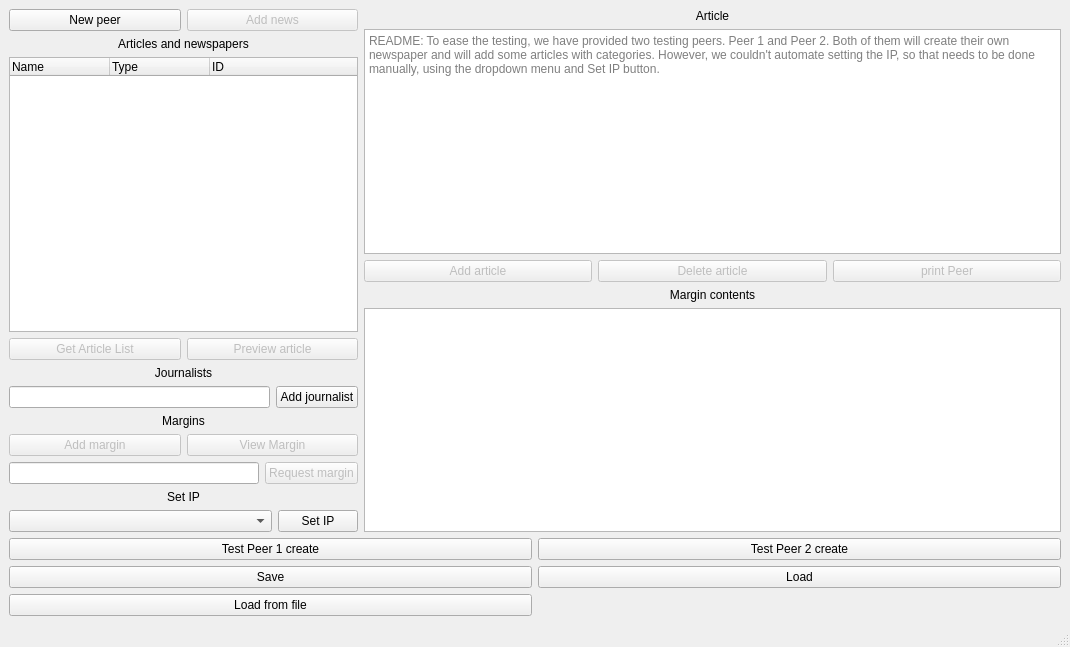
Qt form mainwindow.ui (medvecm98/bp_program) before a commit.
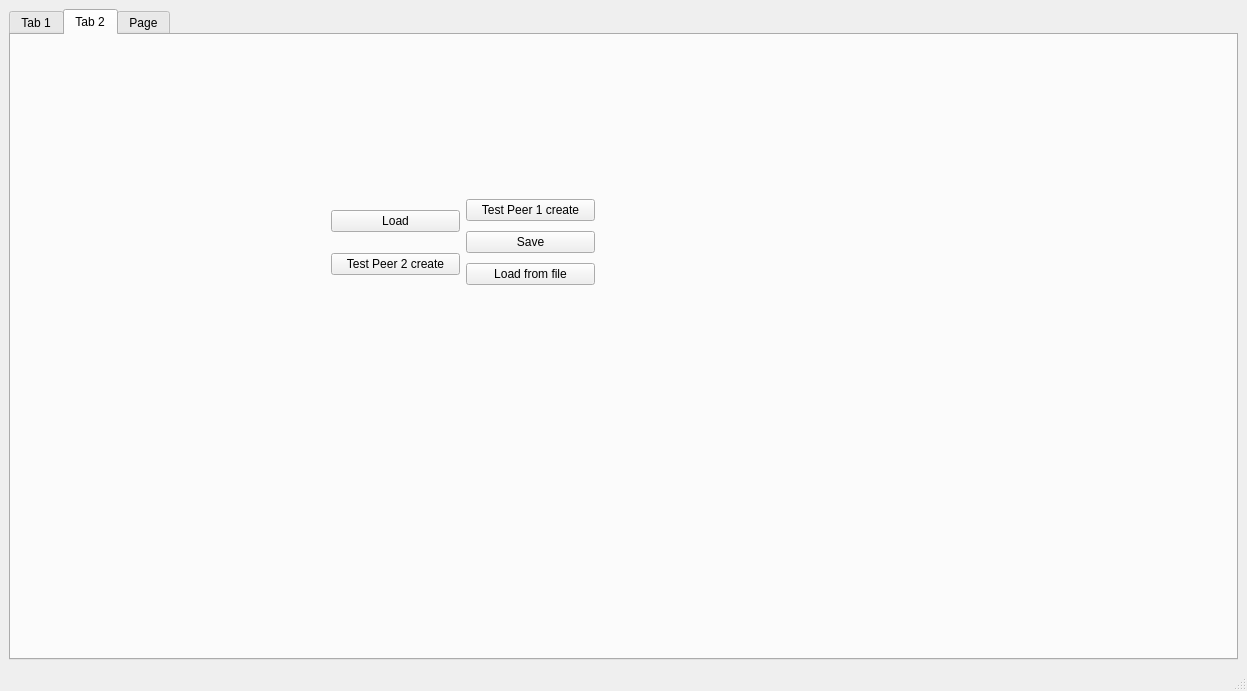
The same form after that commit. The open tabs and pages were chosen to show the change.

```diff
--- a/mainwindow.ui
+++ b/mainwindow.ui
@@ -6,8 +6,8 @@
    <rect>
     <x>0</x>
     <y>0</y>
-    <width>1070</width>
-    <height>647</height>
+    <width>1247</width>
+    <height>691</height>
    </rect>
   </property>
   <property name="windowTitle">
@@ -15,8 +15,21 @@
   </property>
   <widget class="QWidget" name="centralwidget">
    <layout class="QGridLayout" name="gridLayout">
-    <item row="0" column="0" colspan="2">
-     <layout class="QHBoxLayout" name="horizontalLayout_5" stretch="1,2">
+    <item row="0" column="1">
+     <widget class="QTabWidget" name="tabWidget">
+      <property name="currentIndex">
+       <number>0</number>
+      </property>
+      <widget class="QWidget" name="tab">
+       <attribute name="title">
+        <string>Tab 1</string>
+       </attribute>
+       <layout class="QGridLayout" name="gridLayout_2">
+        <item row="0" column="0">
+         <layout class="QHBoxLayout" name="horizontalLayout_11" stretch="1,0,2">
+          <property name="sizeConstraint">
+           <enum>QLayout::SetDefaultConstraint</enum>
+          </property>
       <item>
        <layout class="QVBoxLayout" name="verticalLayout_2">
         <item>
@@ -105,6 +118,118 @@
           </item>
          </layout>
         </item>
+           </layout>
+          </item>
+          <item>
+           <widget class="Line" name="line">
+            <property name="orientation">
+             <enum>Qt::Vertical</enum>
+            </property>
+           </widget>
+          </item>
+          <item>
+           <widget class="QTextEdit" name="textEdit_article">
+            <property name="readOnly">
+             <bool>true</bool>
+            </property>
+            <property name="placeholderText">
+             <string/>
+            </property>
+           </widget>
+          </item>
+         </layout>
+        </item>
+       </layout>
+      </widget>
+      <widget class="QWidget" name="tab_2">
+       <attribute name="title">
+        <string>Tab 2</string>
+       </attribute>
+       <widget class="QWidget" name="horizontalLayoutWidget">
+        <property name="geometry">
+         <rect>
+          <x>320</x>
+          <y>160</y>
+          <width>264</width>
+          <height>97</height>
+         </rect>
+        </property>
+        <layout class="QHBoxLayout" name="horizontalLayout_9">
+         <item>
+          <layout class="QVBoxLayout" name="verticalLayout_5">
+           <item>
+            <widget class="QPushButton" name="pushButton_load">
+             <property name="text">
+              <string>Load</string>
+             </property>
+            </widget>
+           </item>
+           <item>
+            <widget class="QPushButton" name="pushButton_testPeer2">
+             <property name="text">
+              <string>Test Peer 2 create</string>
+             </property>
+            </widget>
+           </item>
+          </layout>
+         </item>
+         <item>
+          <layout class="QVBoxLayout" name="verticalLayout_4">
+           <item>
+            <widget class="QPushButton" name="pushButton_testPeer1">
+             <property name="text">
+              <string>Test Peer 1 create</string>
+             </property>
+            </widget>
+           </item>
+           <item>
+            <widget class="QPushButton" name="pushButton_save">
+             <property name="text">
+              <string>Save</string>
+             </property>
+            </widget>
+           </item>
+           <item>
+            <widget class="QPushButton" name="pushButton_loadFromFile">
+             <property name="text">
+              <string>Load from file</string>
+             </property>
+            </widget>
+           </item>
+          </layout>
+         </item>
+        </layout>
+       </widget>
+      </widget>
+      <widget class="QWidget" name="tab_3">
+       <attribute name="title">
+        <string>Page</string>
+       </attribute>
+       <widget class="QWidget" name="layoutWidget">
+        <property name="geometry">
+         <rect>
+          <x>40</x>
+          <y>20</y>
+          <width>1121</width>
+          <height>551</height>
+         </rect>
+        </property>
+        <layout class="QHBoxLayout" name="horizontalLayout_5" stretch="1,2">
+         <item>
+          <layout class="QVBoxLayout" name="verticalLayout_2">
+           <item>
+            <widget class="QLabel" name="label_3">
+             <property name="text">
+              <string>Articles and newspapers</string>
+             </property>
+             <property name="alignment">
+              <set>Qt::AlignCenter</set>
+             </property>
+            </widget>
+           </item>
+           <item>
+            <layout class="QHBoxLayout" name="horizontalLayout_6"/>
+           </item>
         <item>
          <widget class="QLabel" name="label">
           <property name="text">
@@ -222,16 +347,6 @@
           </property>
          </widget>
         </item>
-        <item>
-         <widget class="QTextEdit" name="textEdit_article">
-          <property name="readOnly">
-           <bool>true</bool>
-          </property>
-          <property name="placeholderText">
-           <string>README: To ease the testing, we have provided two testing peers. Peer 1 and Peer 2. Both of them will create their own newspaper and will add some articles with categories. However, we couldn't automate setting the IP, so that needs to be done manually, using the dropdown menu and Set IP button.</string>
-          </property>
-         </widget>
-        </item>
         <item>
          <layout class="QHBoxLayout" name="horizontalLayout_7">
           <item>
@@ -294,40 +409,8 @@
        </layout>
       </item>
      </layout>
-    </item>
-    <item row="1" column="0">
-     <widget class="QPushButton" name="pushButton_testPeer1">
-      <property name="text">
-       <string>Test Peer 1 create</string>
-      </property>
-     </widget>
-    </item>
-    <item row="2" column="1">
-     <widget class="QPushButton" name="pushButton_load">
-      <property name="text">
-       <string>Load</string>
-      </property>
-     </widget>
-    </item>
-    <item row="1" column="1">
-     <widget class="QPushButton" name="pushButton_testPeer2">
-      <property name="text">
-       <string>Test Peer 2 create</string>
-      </property>
-     </widget>
-    </item>
-    <item row="2" column="0">
-     <widget class="QPushButton" name="pushButton_save">
-      <property name="text">
-       <string>Save</string>
-      </property>
-     </widget>
-    </item>
-    <item row="3" column="0">
-     <widget class="QPushButton" name="pushButton_loadFromFile">
-      <property name="text">
-       <string>Load from file</string>
-      </property>
+       </widget>
+      </widget>
      </widget>
     </item>
    </layout>
```
Left out of the diff: 24 changed lines with no effect on the pictures. Lines whose indentation alone changed are shown as unchanged.
